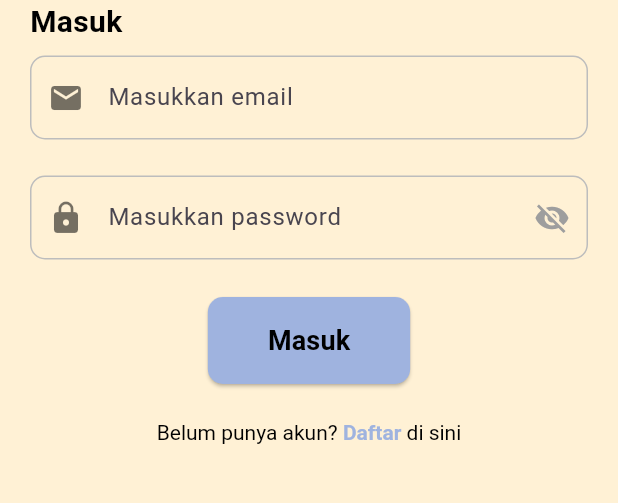
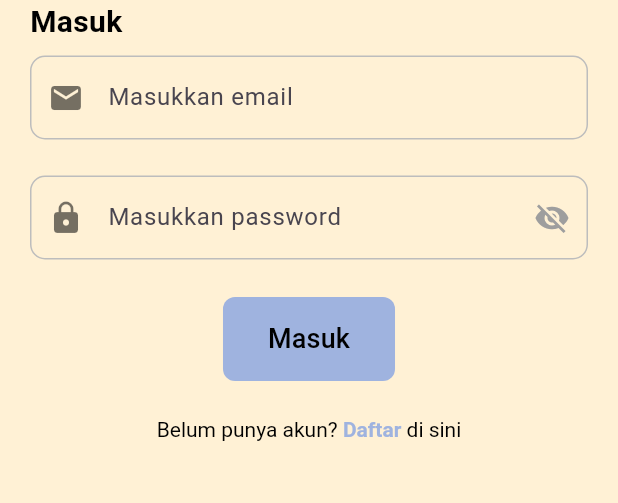
Before and after one commit to Gibekkk/SerenyPals-Frontend, a Flutter app: the screen it shows after launch, on a phone screen of 412 x 824 dp, the part 555-1058 px from its top. Run offline on Flutter 3.47's test engine with Material 3 defaults, Android fonts, the phone set to English and light mode, and no system bars; drawn by our look-alikes of carousel_slider; our stand-ins replace flutter_svg, go_router, google_fonts, image_picker; Roboto replaces fonts that are missing (Overlock); project files that could hold a hidden picture were left out.

Commit message:
perbaikan kecil

```diff
--- a/serenypals_frontend/lib/main.dart
+++ b/serenypals_frontend/lib/main.dart
@@ -13,7 +13,6 @@ class Mytino extends StatelessWidget {
   Widget build(BuildContext context) {
     return MaterialApp.router(
       title: 'SerenyPals',
-
       routerConfig: router, // pakai router yang diimport
     );
   }
--- a/serenypals_frontend/lib/routes.dart
+++ b/serenypals_frontend/lib/routes.dart
@@ -1,4 +1,5 @@
 import 'package:go_router/go_router.dart';
+import 'package:serenypals_frontend/screen/konseling.dart';
 import 'package:serenypals_frontend/screen/profile_page.dart';
 
 import 'screen/dashboardpage.dart';
@@ -73,7 +74,7 @@ final GoRouter router = GoRouter(
         GoRoute(
           path: '/psikiater',
           name: 'psikiater',
-          builder: (context, state) => const PsikiaterPage(),
+          builder: (context, state) => const KonselingOnlinePage(),
         ),
         GoRoute(
           path: '/diary',
--- a/serenypals_frontend/lib/screen/loginscreen.dart
+++ b/serenypals_frontend/lib/screen/loginscreen.dart
@@ -96,6 +96,7 @@ class _LoginPageState extends State<LoginPage> {
                   onPressed: () {
                     context.go('/dashboard');
                   },
+                  padding: EdgeInsets.symmetric(horizontal: 30, vertical: 15),
                   backgroundColor: color1,
                   textColor: Colors.black,
                 ),
@@ -116,9 +117,7 @@ class _LoginPageState extends State<LoginPage> {
                         ),
                         recognizer:
                             TapGestureRecognizer()
-                              ..onTap =
-                                  () =>
-                                      Navigator.pushNamed(context, '/register'),
+                              ..onTap = () => context.go('/Register'),
                       ),
                       const TextSpan(text: ' di sini'),
                     ],
--- a/serenypals_frontend/lib/screen/moodjournaling.dart
+++ b/serenypals_frontend/lib/screen/moodjournaling.dart
@@ -96,10 +96,14 @@ class _MoodJournalingState extends State<MoodJournaling> {
                                 builder: (context) => const ThankYouDialog(),
                               );
                             },
+
                             backgroundColor: color6,
                             textColor: Colors.white,
                             borderRadius: 20,
-                            padding: const EdgeInsets.symmetric(vertical: 16),
+                            padding: const EdgeInsets.symmetric(
+                              vertical: 15,
+                              horizontal: 30,
+                            ),
                           ),
                         ),
                       ],
--- a/serenypals_frontend/lib/screen/registerscreen.dart
+++ b/serenypals_frontend/lib/screen/registerscreen.dart
@@ -207,6 +207,7 @@ class _RegisterPageState extends State<RegisterPage> {
                     onPressed: () {
                       context.go('/login');
                     },
+                    padding: EdgeInsets.symmetric(horizontal: 30, vertical: 15),
                     backgroundColor: color1,
                     textColor: Colors.black,
                   ),
--- a/serenypals_frontend/lib/widget/custom_button.dart
+++ b/serenypals_frontend/lib/widget/custom_button.dart
@@ -1,6 +1,5 @@
 import 'package:flutter/material.dart';
 import 'package:google_fonts/google_fonts.dart';
-import 'package:serenypals_frontend/utils/color.dart';
 
 class CustomButton extends StatelessWidget {
   final String text;
@@ -9,15 +8,17 @@ class CustomButton extends StatelessWidget {
   final Color textColor;
   final double borderRadius;
   final EdgeInsetsGeometry padding;
+  final double? fontSize; // ✅ opsional
 
   const CustomButton({
     super.key,
     required this.text,
     required this.onPressed,
-    this.backgroundColor = color1,
-    this.textColor = Colors.black,
-    this.borderRadius = 10.0,
-    this.padding = const EdgeInsets.symmetric(vertical: 20),
+    required this.backgroundColor,
+    required this.textColor,
+    this.borderRadius = 8.0,
+    this.padding = const EdgeInsets.all(12.0),
+    this.fontSize, // ✅ tidak wajib diisi
   });
 
   @override
@@ -26,15 +27,19 @@ class CustomButton extends StatelessWidget {
       onPressed: onPressed,
       style: ElevatedButton.styleFrom(
         backgroundColor: backgroundColor,
-        foregroundColor: textColor,
-        padding: const EdgeInsets.symmetric(horizontal: 40, vertical: 16),
+        padding: padding,
+        minimumSize: const Size(0, 0),
         shape: RoundedRectangleBorder(
           borderRadius: BorderRadius.circular(borderRadius),
         ),
+        elevation: 0,
       ),
       child: Text(
         text,
-        style: GoogleFonts.overlock(fontSize: 18, fontWeight: FontWeight.w600),
+        style: GoogleFonts.overlock(
+          color: textColor,
+          fontSize: fontSize ?? 18.0, // ✅ pakai default kalau null
+        ),
       ),
     );
   }
--- a/serenypals_frontend/lib/widget/termsandconditionsdialog.dart
+++ b/serenypals_frontend/lib/widget/termsandconditionsdialog.dart
@@ -38,6 +38,8 @@ class TermsPopup extends StatelessWidget {
             CustomButton(
               text: 'Tutup',
               onPressed: () => Navigator.of(context).pop(),
+              backgroundColor: color7,
+              textColor: Colors.black,
             ),
           ],
         ),
```
Also changed, not shown: serenypals_frontend/lib/screen/detail_pembayaran.dart (+55 -12 lines), serenypals_frontend/lib/screen/psikiaterscreen.dart (+0 -11 lines), serenypals_frontend/lib/widget/konselingcard.dart (added, +127 -0 lines).
